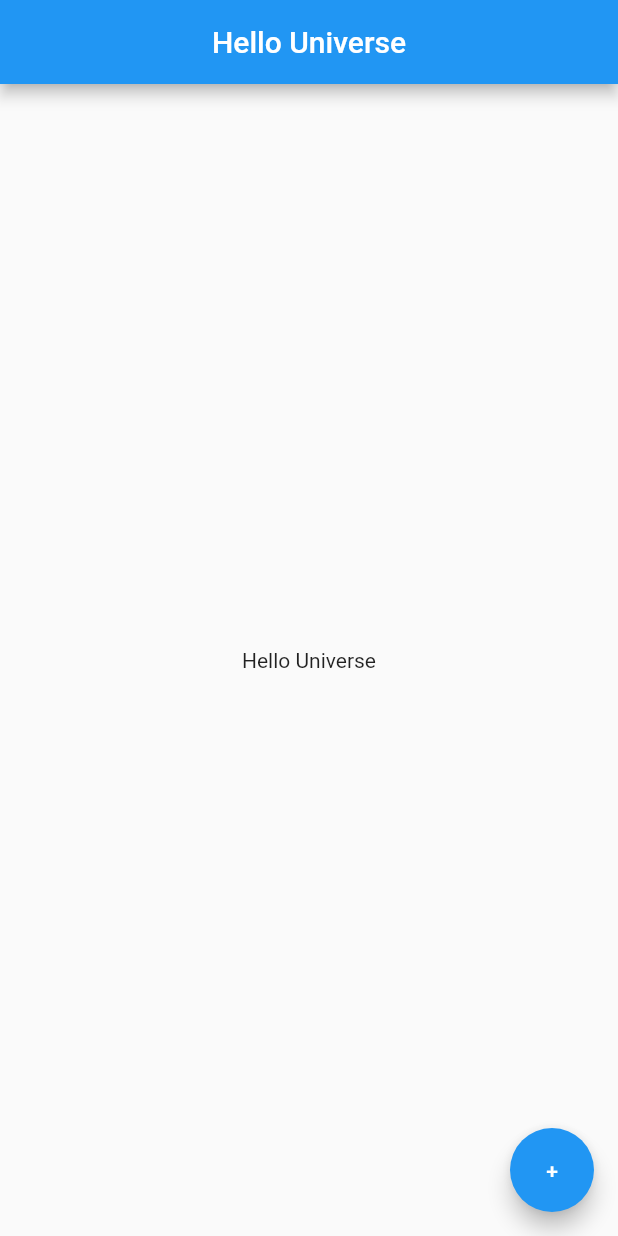
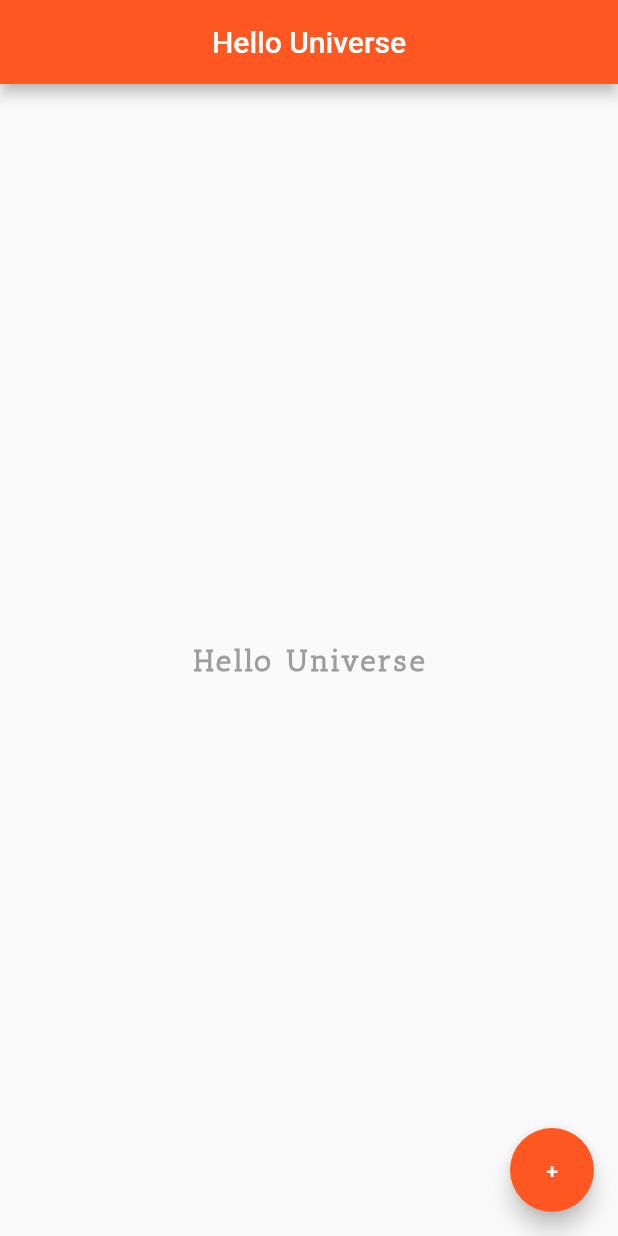
Before and after one commit to rifqirosyidi/learn-flutter, a Flutter app: the screen it shows after launch, on a phone screen of 412 x 824 dp. Run offline on Flutter 3.47's test engine with Material 2 defaults, Android fonts, the phone set to English and light mode, and no system bars.

Commit message:
customize colors & fonts

```diff
--- a/lib/main.dart
+++ b/lib/main.dart
@@ -8,13 +8,25 @@ class MyApp extends StatelessWidget {
       home: Scaffold(
         appBar: AppBar(
           title: Text('Hello Universe'),
+          backgroundColor: Colors.deepOrange,
           centerTitle: true,
         ),
         body: Center(
-            child: Text("Hello Universe")
+            child: Text(
+                "Hello Universe",
+                style: TextStyle(
+                  fontFamily: 'AnticSlab',
+                  fontSize: 20,
+                  fontWeight: FontWeight.bold,
+                  letterSpacing: 2.0,
+                  color: Colors.grey[500]
+                ),
+            )
         ),
         floatingActionButton: FloatingActionButton(
-          child: Text("+")
+          onPressed: () {},
+          child: Text("+"),
+          backgroundColor: Colors.deepOrange
         ),
       ),
     );
```
Also changed, not shown: pubspec.yaml (+4 -11 lines), fonts/AnticSlab-Regular.ttf (added).
